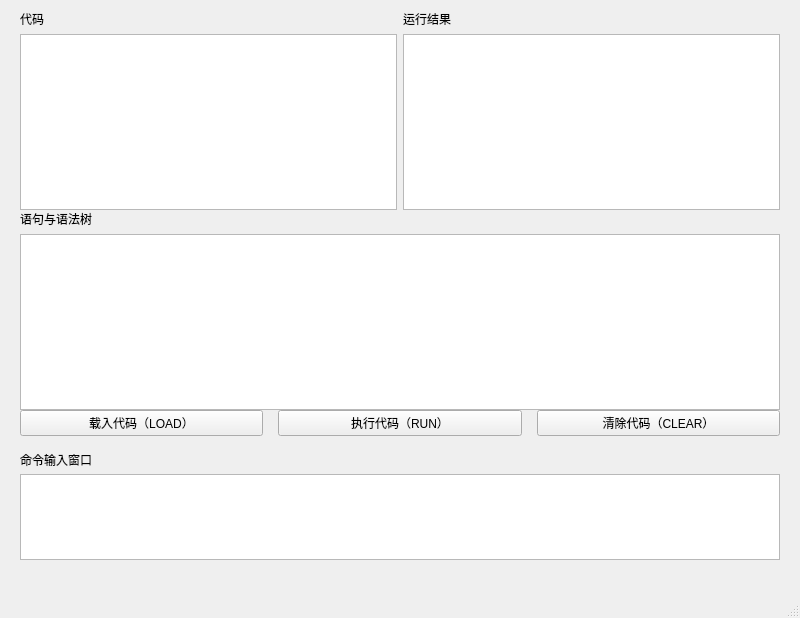
Old version of the form mainwindow.ui in the repository Hua-hana/MiniBasic.
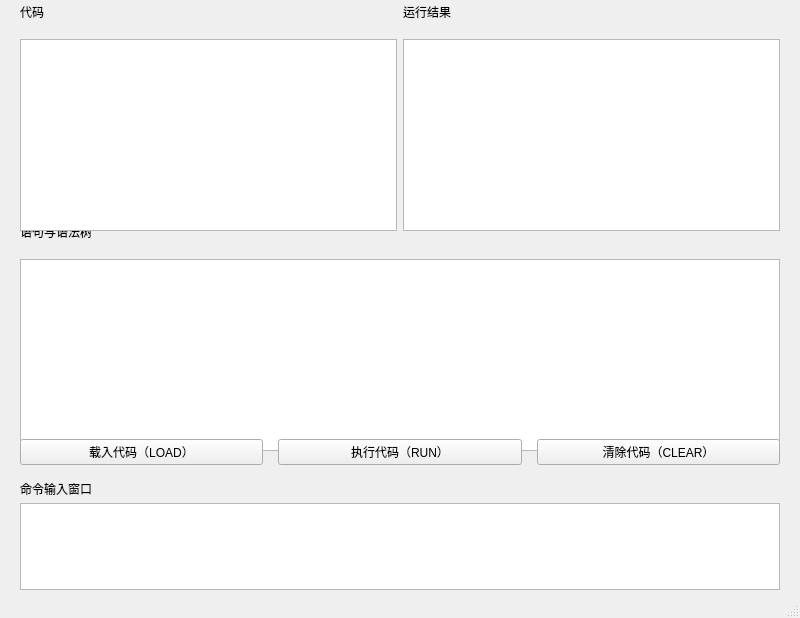
New version of the form.

```diff
--- a/mainwindow.ui
+++ b/mainwindow.ui
@@ -20,7 +20,7 @@
       <x>20</x>
       <y>210</y>
       <width>760</width>
-      <height>200</height>
+      <height>241</height>
      </rect>
     </property>
     <layout class="QVBoxLayout" name="verticalLayout_3">
@@ -53,9 +53,9 @@
     <property name="geometry">
      <rect>
       <x>20</x>
-      <y>10</y>
+      <y>-10</y>
       <width>760</width>
-      <height>200</height>
+      <height>241</height>
      </rect>
     </property>
     <layout class="QHBoxLayout" name="horizontalLayout_4">
@@ -115,9 +115,9 @@
     <property name="geometry">
      <rect>
       <x>20</x>
-      <y>410</y>
+      <y>439</y>
       <width>760</width>
-      <height>150</height>
+      <height>151</height>
      </rect>
     </property>
     <layout class="QVBoxLayout" name="verticalLayout_10">
```
